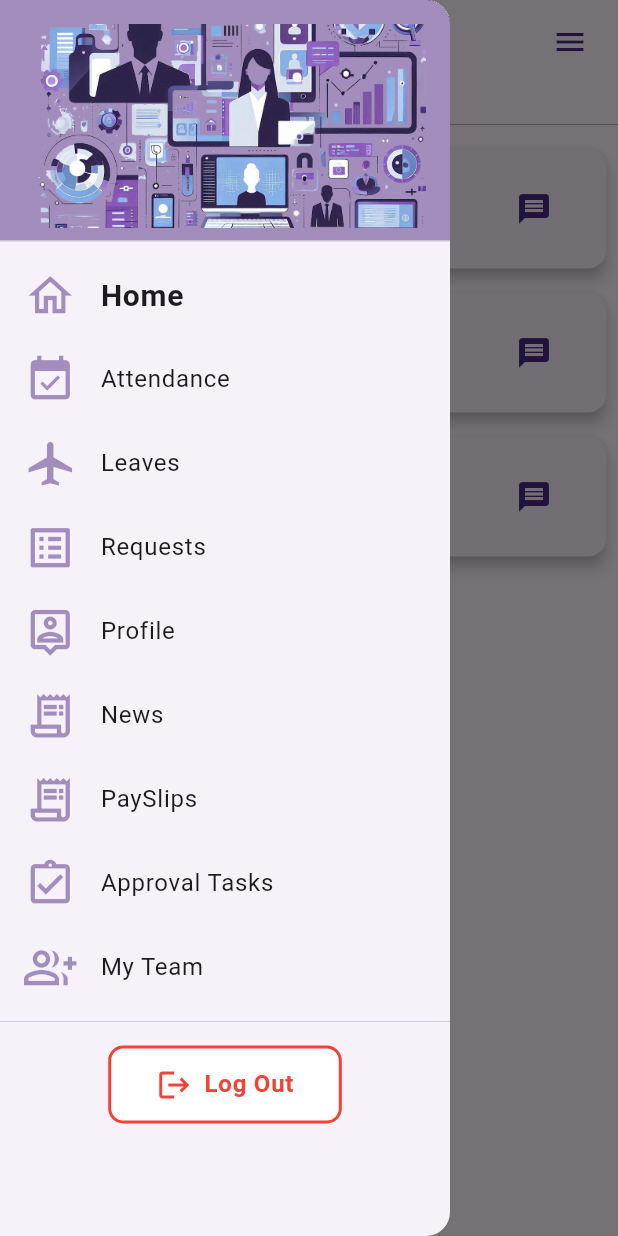
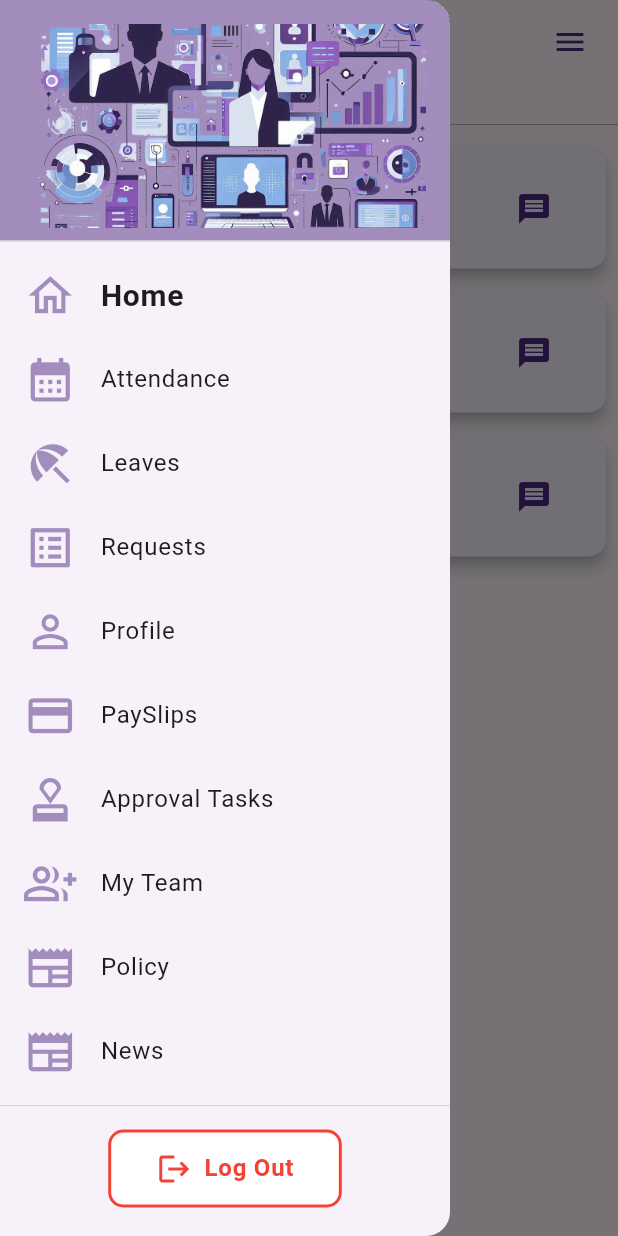
Before and after one commit to PramodMannapperuma/HomePage, a Flutter app: the Celebrations screen opened by its route, with the side drawer open, on a phone screen of 412 x 824 dp. Run offline on Flutter 3.47's test engine with Material 3 defaults, Android fonts, the phone set to English and light mode, and no system bars; our stand-ins replace file_picker, fl_chart, geocoding, geolocator, shared_preferences, table_calendar; missing offline and left inert: pdfx; accounts and stored records are empty; network calls fail.

Commit message:
Update Dashboard.dart and Sidebar.dart to have same icons

```diff
--- a/untitled/lib/Frontend/home/Dashbord.dart
+++ b/untitled/lib/Frontend/home/Dashbord.dart
@@ -324,7 +324,7 @@ class _DashboardScreenState extends State<DashboardScreen> {
                         ),
                         CategoryCard(
                           title: 'Requests',
-                          icon: Icons.request_page_outlined,
+                          icon: Icons.list_alt,
                           route: '/requests',
                           token: widget.token,
                         ),
--- a/untitled/lib/Frontend/styles/sidebar.dart
+++ b/untitled/lib/Frontend/styles/sidebar.dart
@@ -63,7 +63,7 @@ class CustomSidebar extends StatelessWidget {
             ),
             ListTile(
               leading: Icon(
-                Icons.event_available,
+                Icons.calendar_month,
                 color: Color.fromRGBO(77, 40, 128, 0.5),
                 size: 35,
               ),
@@ -75,7 +75,7 @@ class CustomSidebar extends StatelessWidget {
             ),
             ListTile(
               leading: Icon(
-                Icons.airplanemode_on_sharp,
+                Icons.beach_access,
                 color: Color.fromRGBO(77, 40, 128, 0.5),
                 size: 35,
               ),
@@ -99,7 +99,7 @@ class CustomSidebar extends StatelessWidget {
             ),
             ListTile(
               leading: Icon(
-                Icons.person_pin_outlined,
+                Icons.person_outline,
                 color: Color.fromRGBO(77, 40, 128, 0.5),
                 size: 35,
               ),
@@ -111,19 +111,7 @@ class CustomSidebar extends StatelessWidget {
             ),
             ListTile(
               leading: Icon(
-                Icons.receipt_long_outlined,
-                color: Color.fromRGBO(77, 40, 128, 0.5),
-                size: 35,
-              ),
-              title: Text('News'),
-              onTap: () {
-                Navigator.pop(context);
-                Navigator.pushNamed(context, '/news_screen');
-              },
-            ),
-            ListTile(
-              leading: Icon(
-                Icons.receipt_long_outlined,
+                Icons.payment,
                 color: Color.fromRGBO(77, 40, 128, 0.5),
                 size: 35,
               ),
@@ -135,7 +123,7 @@ class CustomSidebar extends StatelessWidget {
             ),
             ListTile(
               leading: Icon(
-                Icons.assignment_turned_in_outlined,
+                Icons.approval,
                 color: Color.fromRGBO(77, 40, 128, 0.5),
                 size: 35,
               ),
@@ -155,6 +143,30 @@ class CustomSidebar extends StatelessWidget {
               onTap: () {
                 Navigator.pop(context);
                 Navigator.pushNamed(context, '/employee');
+              },
+            ),
+            ListTile(
+              leading: Icon(
+                Icons.newspaper,
+                color: Color.fromRGBO(77, 40, 128, 0.5),
+                size: 35,
+              ),
+              title: Text('Policy'),
+              onTap: () {
+                Navigator.pop(context);
+                Navigator.pushNamed(context, '/policies');
+              },
+            ),
+            ListTile(
+              leading: Icon(
+                Icons.newspaper,
+                color: Color.fromRGBO(77, 40, 128, 0.5),
+                size: 35,
+              ),
+              title: Text('News'),
+              onTap: () {
+                Navigator.pop(context);
+                Navigator.pushNamed(context, '/news_screen');
               },
             ),
             Divider(
```
